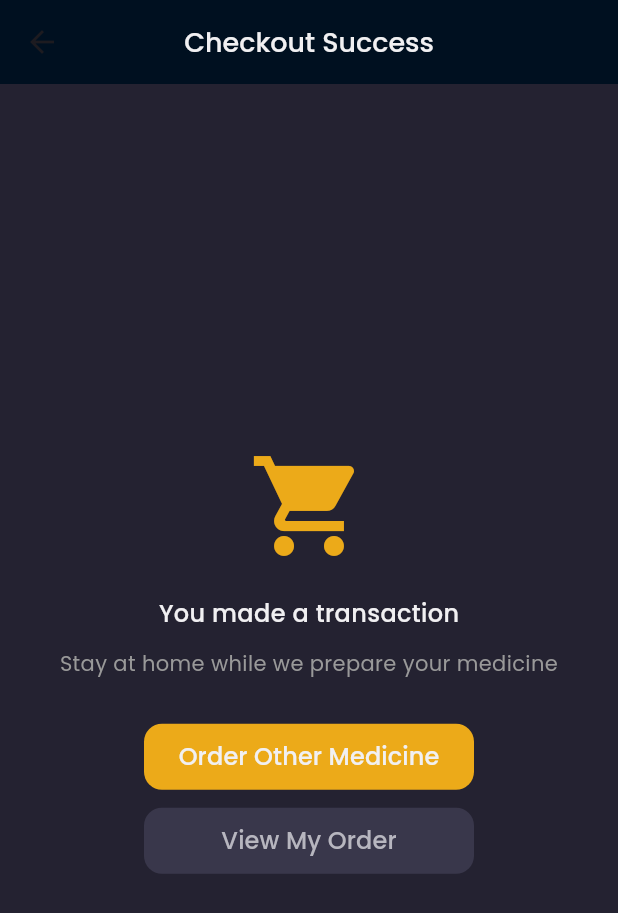
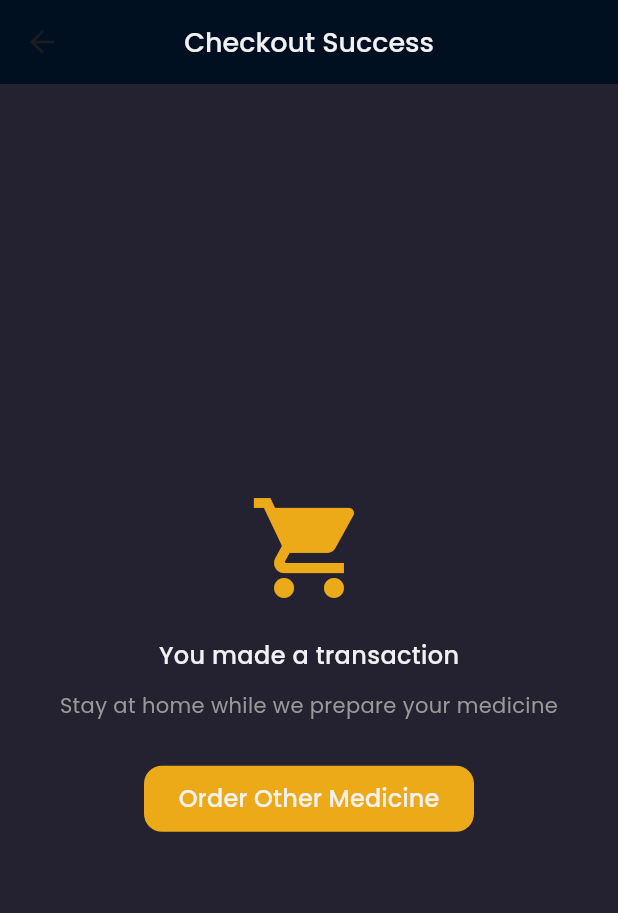
Before and after one commit to yogapermana76/medicalapp, a Flutter app: the CheckoutSuccessPage screen opened by its route, on a phone screen of 412 x 824 dp. Shown: the top 913 px of the screen. Run offline on Flutter 3.47's test engine with Material 3 defaults, Android fonts, the phone set to English and light mode, and no system bars; our stand-ins replace carousel_slider, google_fonts, shared_preferences, socket_io_client; accounts and stored records are empty; network calls fail.

Commit message:
chore: fix checkout page

```diff
--- a/lib/pages/checkout_success_page.dart
+++ b/lib/pages/checkout_success_page.dart
@@ -68,28 +68,28 @@ class CheckoutSuccessPage extends StatelessWidget {
                 ),
               ),
             ),
-            Container(
-              height: 44,
-              width: 220,
-              margin: const EdgeInsets.only(top: 12),
-              child: TextButton(
-                onPressed: () {},
-                style: TextButton.styleFrom(
-                  backgroundColor: const Color(0xff39374B),
-                  shape: RoundedRectangleBorder(
-                    borderRadius: BorderRadius.circular(12),
-                  ),
-                ),
-                child: Text(
-                  'View My Order',
-                  style: primaryTextStyle.copyWith(
-                    fontSize: 16,
-                    fontWeight: medium,
-                    color: const Color(0xffB7B6BF),
-                  ),
-                ),
-              ),
-            ),
+            // Container(
+            //   height: 44,
+            //   width: 220,
+            //   margin: const EdgeInsets.only(top: 12),
+            //   child: TextButton(
+            //     onPressed: () {},
+            //     style: TextButton.styleFrom(
+            //       backgroundColor: const Color(0xff39374B),
+            //       shape: RoundedRectangleBorder(
+            //         borderRadius: BorderRadius.circular(12),
+            //       ),
+            //     ),
+            //     child: Text(
+            //       'View My Order',
+            //       style: primaryTextStyle.copyWith(
+            //         fontSize: 16,
+            //         fontWeight: medium,
+            //         color: const Color(0xffB7B6BF),
+            //       ),
+            //     ),
+            //   ),
+            // ),
           ],
         ),
       );
```
